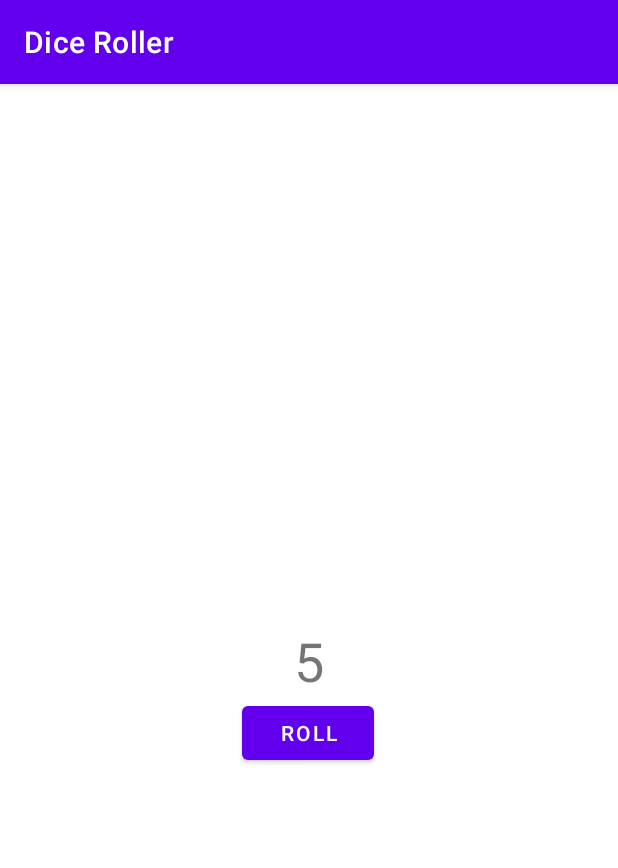
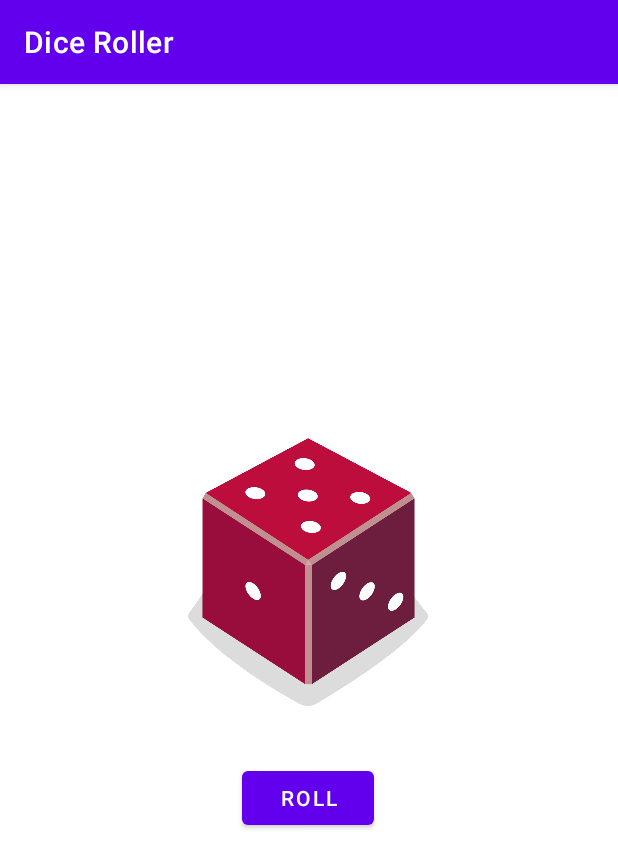
Before and after one commit to swapnilsparsh/AndroidStudyJams, an Android app: the screen it shows after launch (MainActivity), after a tap on "ROLL", on a phone screen of 412 x 824 dp. Shown: the top 868 px of the screen. Run offline under Robolectric (Android 15) with nearby library versions, the light colour scheme and no system bars.

Commit message:
Third Android App

```diff
--- a/DiceRoller/app/src/main/java/com/example/diceroller/MainActivity.kt
+++ b/DiceRoller/app/src/main/java/com/example/diceroller/MainActivity.kt
@@ -2,7 +2,7 @@ package com.example.diceroller
 
 import android.os.Bundle
 import android.widget.Button
-import android.widget.TextView
+import android.widget.ImageView
 import androidx.appcompat.app.AppCompatActivity
 
 /**
@@ -23,6 +23,9 @@ class MainActivity : AppCompatActivity() {
 
         // Set a click listener on the button to roll the dice when the user taps the button
         rollButton.setOnClickListener { rollDice() }
+
+        // Do a dice roll when the app starts
+        rollDice()
     }
 
     /**
@@ -33,9 +36,24 @@ class MainActivity : AppCompatActivity() {
         val dice = Dice(6)
         val diceRoll = dice.roll()
 
-        // Update the screen with the dice roll
-        val resultTextView: TextView = findViewById(R.id.textView)
-        resultTextView.text = diceRoll.toString()
+        // Find the ImageView in the layout
+        val diceImage: ImageView = findViewById(R.id.imageView)
+
+        // Determine which drawable resource ID to use based on the dice roll
+        val drawableResource = when (diceRoll) {
+            1 -> R.drawable.dice_1
+            2 -> R.drawable.dice_2
+            3 -> R.drawable.dice_3
+            4 -> R.drawable.dice_4
+            5 -> R.drawable.dice_5
+            else -> R.drawable.dice_6
+        }
+
+        // Update the ImageView with the correct drawable resource ID
+        diceImage.setImageResource(drawableResource)
+
+        // Update the content description
+        diceImage.contentDescription = diceRoll.toString()
     }
 }
 
--- a/DiceRoller/app/src/main/res/layout/activity_main.xml
+++ b/DiceRoller/app/src/main/res/layout/activity_main.xml
@@ -6,27 +6,28 @@
     android:layout_height="match_parent"
     tools:context=".MainActivity">
 
-    <TextView
-        android:id="@+id/textView"
-        android:layout_width="wrap_content"
-        android:layout_height="wrap_content"
-        android:textSize="36sp"
-        app:layout_constraintBottom_toBottomOf="parent"
-        app:layout_constraintLeft_toLeftOf="parent"
-        app:layout_constraintRight_toRightOf="parent"
-        app:layout_constraintTop_toTopOf="parent" />
-
     <Button
         android:id="@+id/button"
         android:layout_width="wrap_content"
         android:layout_height="wrap_content"
-        android:layout_marginBottom="307dp"
+        android:layout_marginBottom="268dp"
         android:text="@string/roll"
         app:layout_constraintBottom_toBottomOf="parent"
         app:layout_constraintEnd_toEndOf="parent"
         app:layout_constraintHorizontal_bias="0.498"
+        app:layout_constraintStart_toStartOf="parent" />
+
+    <ImageView
+        android:id="@+id/imageView"
+        android:layout_width="160dp"
+        android:layout_height="200dp"
+        app:layout_constraintBottom_toTopOf="@+id/button"
+        app:layout_constraintEnd_toEndOf="parent"
+        app:layout_constraintHorizontal_bias="0.498"
         app:layout_constraintStart_toStartOf="parent"
-        app:layout_constraintTop_toBottomOf="@+id/textView"
-        app:layout_constraintVertical_bias="0.0" />
+        app:layout_constraintTop_toTopOf="parent"
+        app:layout_constraintVertical_bias="0.894"
+        tools:srcCompat="@drawable/dice_1"
+        android:contentDescription="@string/todo" />
 
 </androidx.constraintlayout.widget.ConstraintLayout>
--- a/DiceRoller/app/src/main/res/values/strings.xml
+++ b/DiceRoller/app/src/main/res/values/strings.xml
@@ -1,4 +1,5 @@
 <resources>
     <string name="app_name">Dice Roller</string>
     <string name="roll">Roll</string>
+    <string name="todo">TODO</string>
 </resources>
```
Also changed, not shown: DiceRoller/app/src/main/res/drawable/dice_1.png (added), DiceRoller/app/src/main/res/drawable/dice_2.png (added), DiceRoller/app/src/main/res/drawable/dice_3.png (added), DiceRoller/app/src/main/res/drawable/dice_4.png (added), DiceRoller/app/src/main/res/drawable/dice_5.png (added), DiceRoller/app/src/main/res/drawable/dice_6.png (added).
